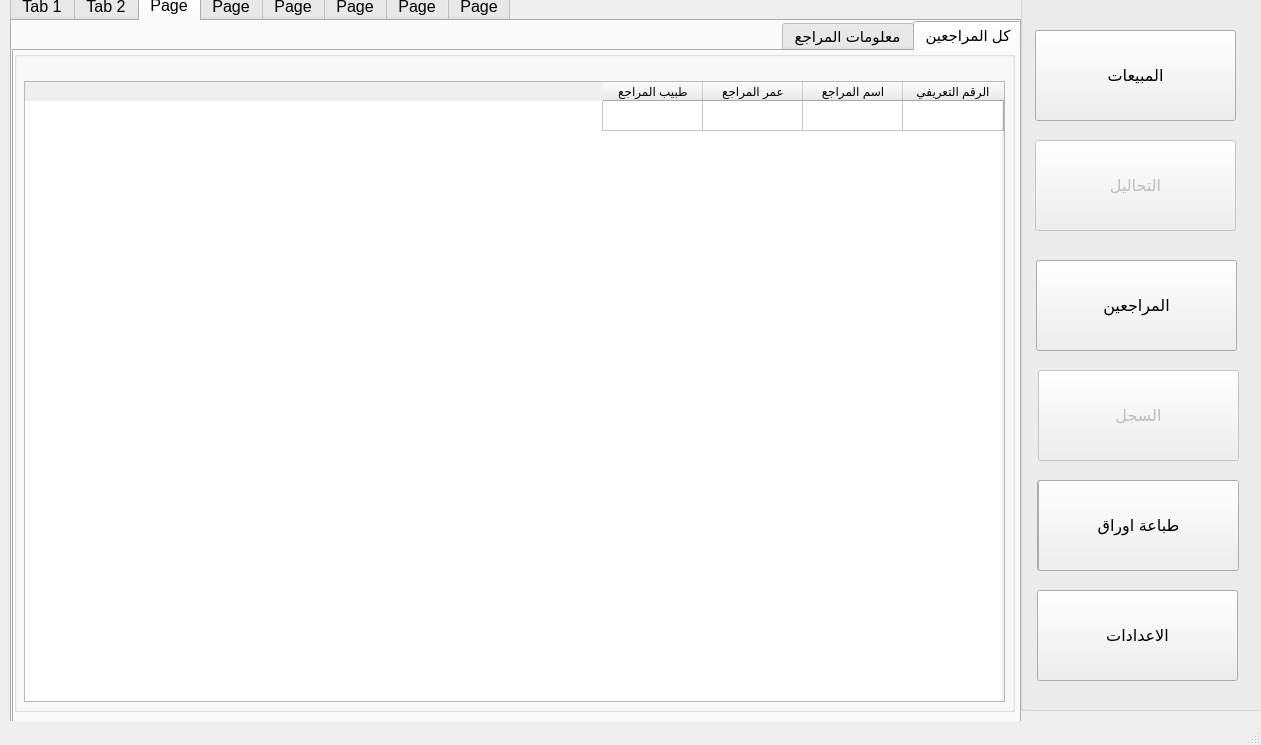
Above: design.ui from ameer810/analyst-pyqt5-project before the change. Below: the same form after it.
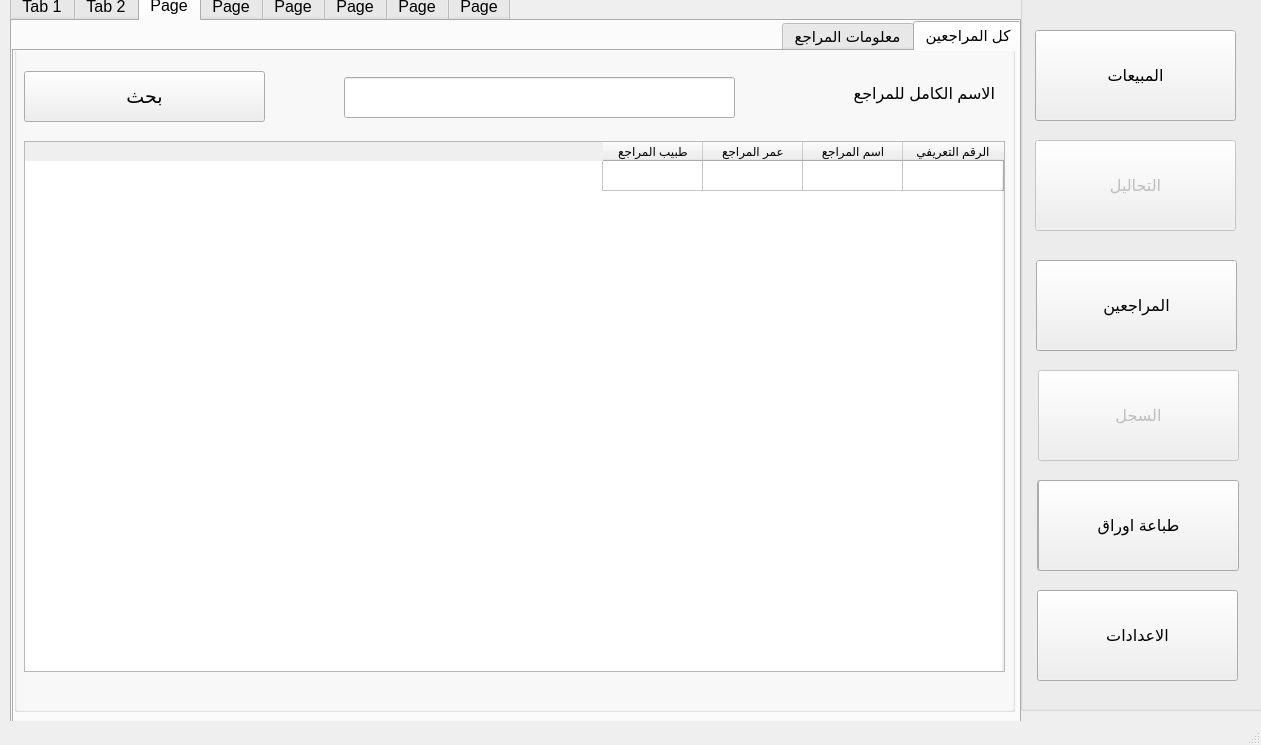
That is the form after the change. The open tabs and pages were chosen to show the change. Icons and pictures are not drawn.

The edit to the form file:
```diff
--- a/design.ui
+++ b/design.ui
@@ -2590,9 +2590,9 @@
         <property name="geometry">
          <rect>
           <x>0</x>
-          <y>0</y>
+          <y>-10</y>
           <width>1001</width>
-          <height>661</height>
+          <height>671</height>
          </rect>
         </property>
         <property name="title">
@@ -2602,9 +2602,9 @@
          <property name="geometry">
           <rect>
            <x>10</x>
-           <y>30</y>
+           <y>100</y>
            <width>981</width>
-           <height>621</height>
+           <height>531</height>
           </rect>
          </property>
          <property name="font">
@@ -2638,6 +2638,67 @@
           </property>
          </column>
         </widget>
+        <widget class="QLineEdit" name="lineEdit_27">
+         <property name="geometry">
+          <rect>
+           <x>330</x>
+           <y>36</y>
+           <width>391</width>
+           <height>41</height>
+          </rect>
+         </property>
+         <property name="font">
+          <font>
+           <pointsize>13</pointsize>
+          </font>
+         </property>
+         <property name="placeholderText">
+          <string/>
+         </property>
+        </widget>
+        <widget class="QLabel" name="label_60">
+         <property name="enabled">
+          <bool>true</bool>
+         </property>
+         <property name="geometry">
+          <rect>
+           <x>740</x>
+           <y>27</y>
+           <width>241</width>
+           <height>51</height>
+          </rect>
+         </property>
+         <property name="font">
+          <font>
+           <family>Segoe UI</family>
+           <pointsize>12</pointsize>
+           <weight>50</weight>
+           <bold>false</bold>
+          </font>
+         </property>
+         <property name="text">
+          <string>الاسم الكامل للمراجع</string>
+         </property>
+        </widget>
+        <widget class="QPushButton" name="pushButton_36">
+         <property name="geometry">
+          <rect>
+           <x>10</x>
+           <y>30</y>
+           <width>241</width>
+           <height>51</height>
+          </rect>
+         </property>
+         <property name="font">
+          <font>
+           <family>Segoe UI</family>
+           <pointsize>14</pointsize>
+          </font>
+         </property>
+         <property name="text">
+          <string>بحث</string>
+         </property>
+        </widget>
        </widget>
       </widget>
       <widget class="QWidget" name="tab_18">
```
Left out of the diff: 7 changed lines with no effect on the pictures.
